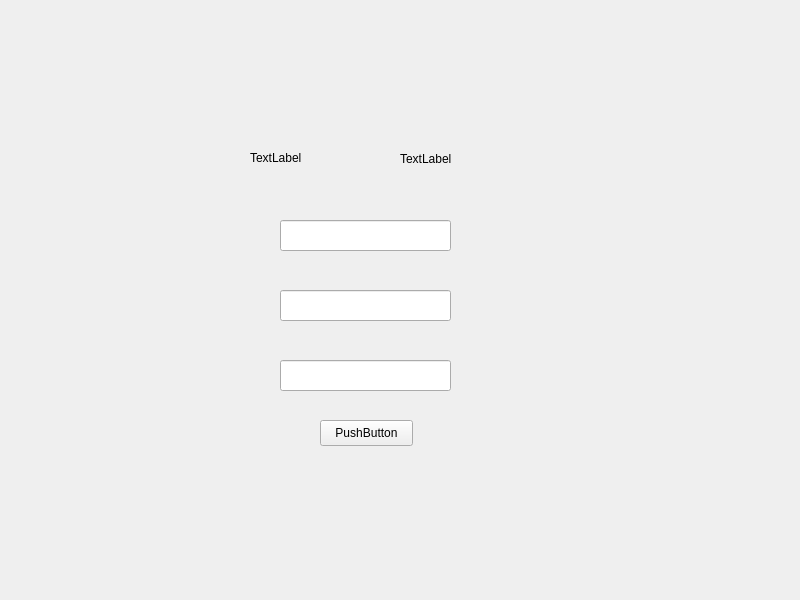
The window that desktop/my_qt/Login.ui (gepasgoy/digital-clone) describes before a commit, drawn with Qt 5.
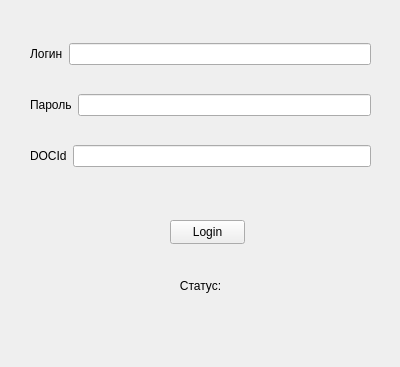
The same window after the commit.

Patch:
```diff
--- a/desktop/my_qt/Login.ui
+++ b/desktop/my_qt/Login.ui
@@ -1,88 +1,100 @@
 <?xml version="1.0" encoding="UTF-8"?>
 <ui version="4.0">
- <class>MainWindow</class>
- <widget class="QMainWindow" name="MainWindow">
+ <class>Form</class>
+ <widget class="QWidget" name="Form">
   <property name="geometry">
    <rect>
     <x>0</x>
     <y>0</y>
-    <width>800</width>
-    <height>600</height>
+    <width>400</width>
+    <height>367</height>
    </rect>
   </property>
   <property name="windowTitle">
    <string>MainWindow</string>
   </property>
-  <widget class="QWidget" name="centralwidget">
-   <widget class="QPushButton" name="pushButton">
+  <widget class="QPushButton" name="loginBtn">
     <property name="geometry">
      <rect>
-      <x>320</x>
-      <y>420</y>
-      <width>93</width>
-      <height>26</height>
-     </rect>
-    </property>
-    <property name="text">
-     <string>PushButton</string>
-    </property>
-   </widget>
-   <widget class="QLineEdit" name="idEdit">
-    <property name="geometry">
-     <rect>
-      <x>280</x>
+     <x>170</x>
       <y>220</y>
-      <width>171</width>
-      <height>31</height>
-     </rect>
-    </property>
-   </widget>
-   <widget class="QLineEdit" name="passwordEdit">
-    <property name="geometry">
-     <rect>
-      <x>280</x>
-      <y>290</y>
-      <width>171</width>
-      <height>31</height>
-     </rect>
-    </property>
-   </widget>
-   <widget class="QLineEdit" name="captchaEdit">
+     <width>75</width>
+     <height>24</height>
+    </rect>
+   </property>
+   <property name="text">
+    <string>Login</string>
+   </property>
+  </widget>
+  <widget class="QWidget" name="layoutWidget">
     <property name="geometry">
      <rect>
-      <x>280</x>
-      <y>360</y>
-      <width>171</width>
-      <height>31</height>
-     </rect>
-    </property>
-   </widget>
-   <widget class="QLabel" name="captchaLabel">
-    <property name="geometry">
-     <rect>
-      <x>250</x>
-      <y>148</y>
-      <width>66</width>
-      <height>20</height>
-     </rect>
-    </property>
+     <x>30</x>
+     <y>20</y>
+     <width>341</width>
+     <height>171</height>
+    </rect>
+   </property>
+   <layout class="QVBoxLayout" name="verticalLayout">
+    <item>
+     <layout class="QHBoxLayout" name="horizontalLayout">
+      <item>
+       <widget class="QLabel" name="label">
+        <property name="text">
+         <string>Логин</string>
+        </property>
+       </widget>
+      </item>
+      <item>
+       <widget class="QLineEdit" name="mailEdit"/>
+      </item>
+     </layout>
+    </item>
+    <item>
+     <layout class="QHBoxLayout" name="horizontalLayout_2">
+      <item>
+       <widget class="QLabel" name="label_2">
+        <property name="text">
+         <string>Пароль</string>
+        </property>
+       </widget>
+      </item>
+      <item>
+       <widget class="QLineEdit" name="passEdit"/>
+      </item>
+     </layout>
+    </item>
+    <item>
+     <layout class="QHBoxLayout" name="horizontalLayout_3">
+      <item>
+       <widget class="QLabel" name="label_3">
     <property name="text">
-     <string>TextLabel</string>
-    </property>
+         <string>DOCId</string>
+        </property>
+       </widget>
+      </item>
+      <item>
+       <widget class="QLineEdit" name="idEdit"/>
+      </item>
+     </layout>
+    </item>
+   </layout>
    </widget>
    <widget class="QLabel" name="statusLabel">
     <property name="geometry">
      <rect>
-      <x>400</x>
-      <y>150</y>
-      <width>66</width>
-      <height>18</height>
+     <x>130</x>
+     <y>260</y>
+     <width>141</width>
+     <height>51</height>
      </rect>
     </property>
     <property name="text">
-     <string>TextLabel</string>
-    </property>
-   </widget>
+    <string>Статус:</string>
+   </property>
+   <property name="alignment">
+    <set>Qt::AlignmentFlag::AlignCenter</set>
+   </property>
   </widget>
  </widget>
  <resources/>
```
Left out of the diff: 2 changed lines with no effect on the pictures. Lines whose indentation alone changed are shown as unchanged.
